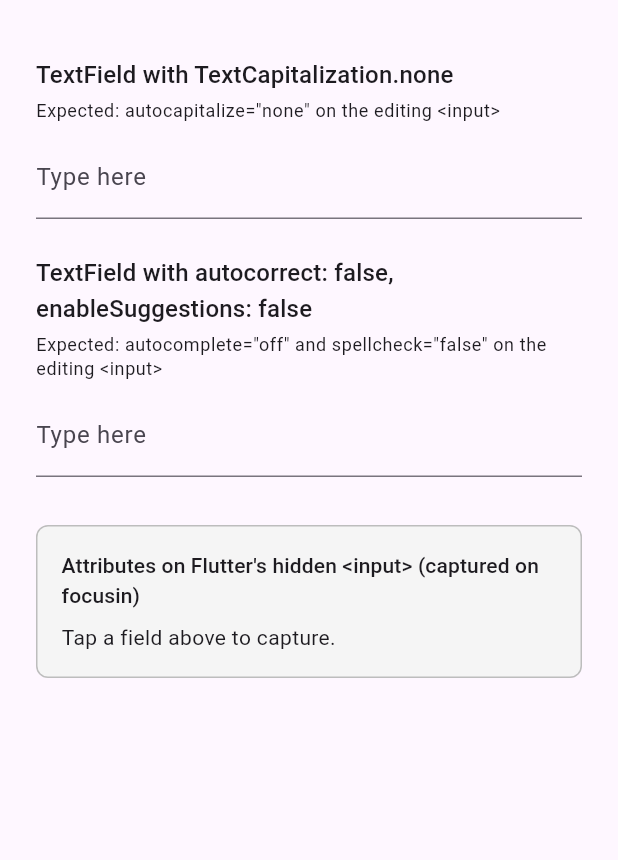
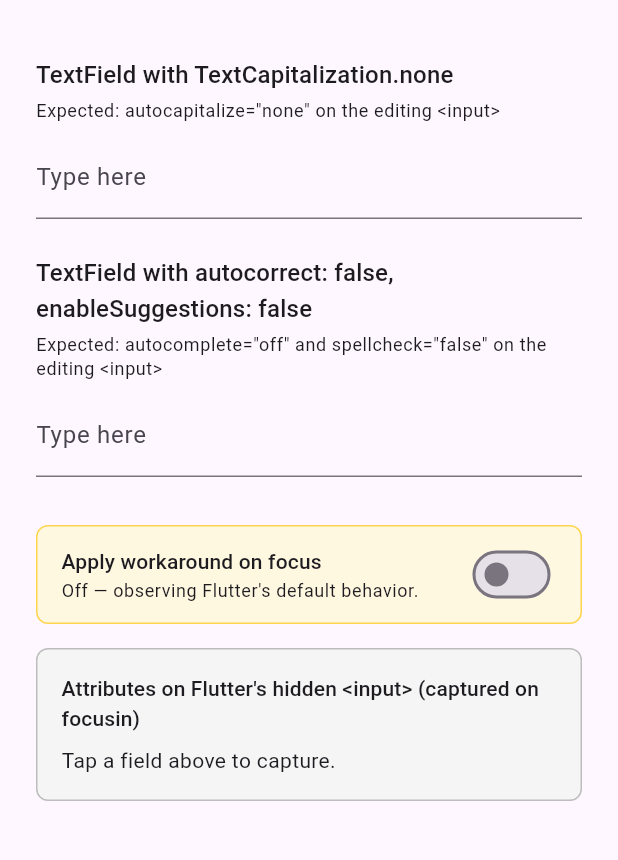
Before and after one commit to BvG-Gynzy/flutter_web_input_attrs_poc, a Flutter app: the screen it shows after launch, on a phone screen of 412 x 824 dp, the part 63-923 px from its top. Run offline on Flutter 3.47's test engine with Material 3 defaults, Android fonts, the light colour scheme and no system bars; our stand-ins replace web; missing offline and left inert: dart:js_interop.

Commit message:
Add toggle to apply autocapitalize workaround on the live PoC
Lets the reader compare Flutter's default behavior to the
DOM-stamping workaround side-by-side, without rebuilding.

```diff
--- a/lib/main.dart
+++ b/lib/main.dart
@@ -1,12 +1,13 @@
-// Minimal reproduction: Flutter web ignores TextCapitalization and the
-// autocomplete/spellcheck side of `enableSuggestions` when rendering its
-// hidden <input class="flt-text-editing"> element.
+// Minimal reproduction: Flutter web does not write `autocapitalize` on
+// its hidden <input class="flt-text-editing"> element, so the platform
+// IME (e.g. Chromebook OSK) ignores TextCapitalization.none and
+// auto-capitalizes the first letter.
 //
 // Run: `flutter run -d chrome`. Tap a field — captured DOM attributes
 // from Flutter's hidden editing input appear in the live read-out panel.
-//
-// Expected: autocapitalize="none", autocomplete="off", spellcheck="false".
-// Actual:   autocapitalize is missing, autocomplete="on", spellcheck unset.
+// Use the toggle to apply the workaround (stamp autocapitalize="none"
+// on focus) and observe the difference both in the panel and on a
+// Chromebook OSK.
 
 import 'dart:js_interop';
 
@@ -15,6 +16,7 @@
 import 'package:web/web.dart' as web;
 
 final _captured = ValueNotifier<Map<String, String?>>(const {});
+final _workaroundEnabled = ValueNotifier<bool>(false);
 
 void main() {
   if (kIsWeb) {
@@ -23,10 +25,16 @@
       (web.Event event) {
         final target = event.target;
         if (target == null) return;
-        // Match Flutter's hidden editing element by class.
         final el = target as web.Element;
         final className = el.getAttribute('class') ?? '';
         if (!className.contains('flt-text-editing')) return;
+
+        // Apply the workaround first (if enabled) so the captured
+        // snapshot below reflects the final state of the element.
+        if (_workaroundEnabled.value) {
+          el.setAttribute('autocapitalize', 'none');
+        }
+
         _captured.value = {
           'autocapitalize': el.getAttribute('autocapitalize'),
           'autocorrect': el.getAttribute('autocorrect'),
@@ -57,7 +65,7 @@
   Widget build(BuildContext context) {
     return Scaffold(
       appBar: AppBar(title: const Text('Flutter web input-attribute repro')),
-      body: Padding(
+      body: SingleChildScrollView(
         padding: const EdgeInsets.all(24),
         child: Column(
           crossAxisAlignment: CrossAxisAlignment.stretch,
@@ -83,6 +91,8 @@
               ),
             ),
             SizedBox(height: 32),
+            _WorkaroundToggle(),
+            SizedBox(height: 16),
             _CapturedAttributesPanel(),
           ],
         ),
@@ -116,6 +126,56 @@
         const SizedBox(height: 8),
         child,
       ],
+    );
+  }
+}
+
+class _WorkaroundToggle extends StatelessWidget {
+  const _WorkaroundToggle();
+
+  @override
+  Widget build(BuildContext context) {
+    return ValueListenableBuilder<bool>(
+      valueListenable: _workaroundEnabled,
+      builder: (context, enabled, _) {
+        return Container(
+          padding: const EdgeInsets.symmetric(horizontal: 16, vertical: 8),
+          decoration: BoxDecoration(
+            color: enabled ? Colors.green.shade50 : Colors.amber.shade50,
+            border: Border.all(
+              color: enabled ? Colors.green.shade300 : Colors.amber.shade300,
+            ),
+            borderRadius: BorderRadius.circular(8),
+          ),
+          child: Row(
+            children: [
+              Expanded(
+                child: Column(
+                  crossAxisAlignment: CrossAxisAlignment.start,
+                  children: [
+                    Text(
+                      'Apply workaround on focus',
+                      style: Theme.of(context).textTheme.titleSmall,
+                    ),
+                    const SizedBox(height: 2),
+                    Text(
+                      enabled
+                          ? 'Stamping autocapitalize="none" on focus. '
+                                'Refocus a field to see the effect.'
+                          : 'Off — observing Flutter\'s default behavior.',
+                      style: Theme.of(context).textTheme.bodySmall,
+                    ),
+                  ],
+                ),
+              ),
+              Switch(
+                value: enabled,
+                onChanged: (v) => _workaroundEnabled.value = v,
+              ),
+            ],
+          ),
+        );
+      },
     );
   }
 }
```
